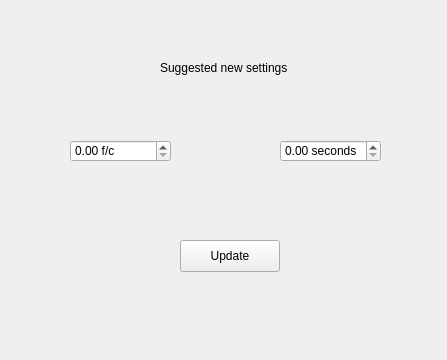
This is settingsupdate.ui in jamesxsc/coffee as Qt 5 draws it before an edit. The edited form follows.
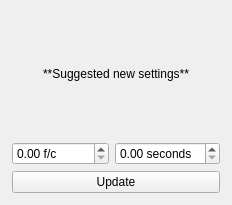
This is the edited form.

The edit to the form file:
```diff
--- a/settingsupdate.ui
+++ b/settingsupdate.ui
@@ -6,35 +6,49 @@
    <rect>
     <x>0</x>
     <y>0</y>
-    <width>447</width>
-    <height>360</height>
+    <width>232</width>
+    <height>205</height>
    </rect>
   </property>
   <property name="windowTitle">
    <string>SettingsUpdate</string>
   </property>
+  <layout class="QGridLayout" name="gridLayout_2">
+   <item row="0" column="0">
+    <layout class="QGridLayout" name="gridLayout">
+     <property name="leftMargin">
+      <number>1</number>
+     </property>
+     <property name="topMargin">
+      <number>1</number>
+     </property>
+     <property name="rightMargin">
+      <number>1</number>
+     </property>
+     <property name="bottomMargin">
+      <number>1</number>
+     </property>
+     <item row="0" column="0" colspan="2">
   <widget class="QLabel" name="title">
-   <property name="geometry">
-    <rect>
-     <x>160</x>
-     <y>60</y>
-     <width>191</width>
-     <height>16</height>
-    </rect>
-   </property>
    <property name="text">
-    <string>Suggested new settings</string>
-   </property>
-  </widget>
+        <string>**Suggested new settings**</string>
+       </property>
+       <property name="textFormat">
+        <enum>Qt::TextFormat::MarkdownText</enum>
+       </property>
+       <property name="scaledContents">
+        <bool>false</bool>
+       </property>
+       <property name="alignment">
+        <set>Qt::AlignmentFlag::AlignCenter</set>
+       </property>
+       <property name="wordWrap">
+        <bool>true</bool>
+       </property>
+      </widget>
+     </item>
+     <item row="1" column="0">
   <widget class="QDoubleSpinBox" name="inputFineCoarse">
-   <property name="geometry">
-    <rect>
-     <x>70</x>
-     <y>140</y>
-     <width>101</width>
-     <height>22</height>
-    </rect>
-   </property>
    <property name="suffix">
     <string> f/c</string>
    </property>
@@ -42,15 +56,9 @@
     <double>0.050000000000000</double>
    </property>
   </widget>
+     </item>
+     <item row="1" column="1">
   <widget class="QDoubleSpinBox" name="inputGrindTime">
-   <property name="geometry">
-    <rect>
-     <x>280</x>
-     <y>140</y>
-     <width>101</width>
-     <height>22</height>
-    </rect>
-   </property>
    <property name="suffix">
     <string> seconds</string>
    </property>
@@ -58,19 +66,17 @@
     <double>0.050000000000000</double>
    </property>
   </widget>
+     </item>
+     <item row="2" column="0" colspan="2">
   <widget class="QPushButton" name="pushButton">
-   <property name="geometry">
-    <rect>
-     <x>180</x>
-     <y>240</y>
-     <width>100</width>
-     <height>32</height>
-    </rect>
-   </property>
    <property name="text">
     <string>Update</string>
    </property>
   </widget>
+     </item>
+    </layout>
+   </item>
+  </layout>
  </widget>
  <resources/>
  <connections>
```
Lines whose indentation alone changed are shown as unchanged.
